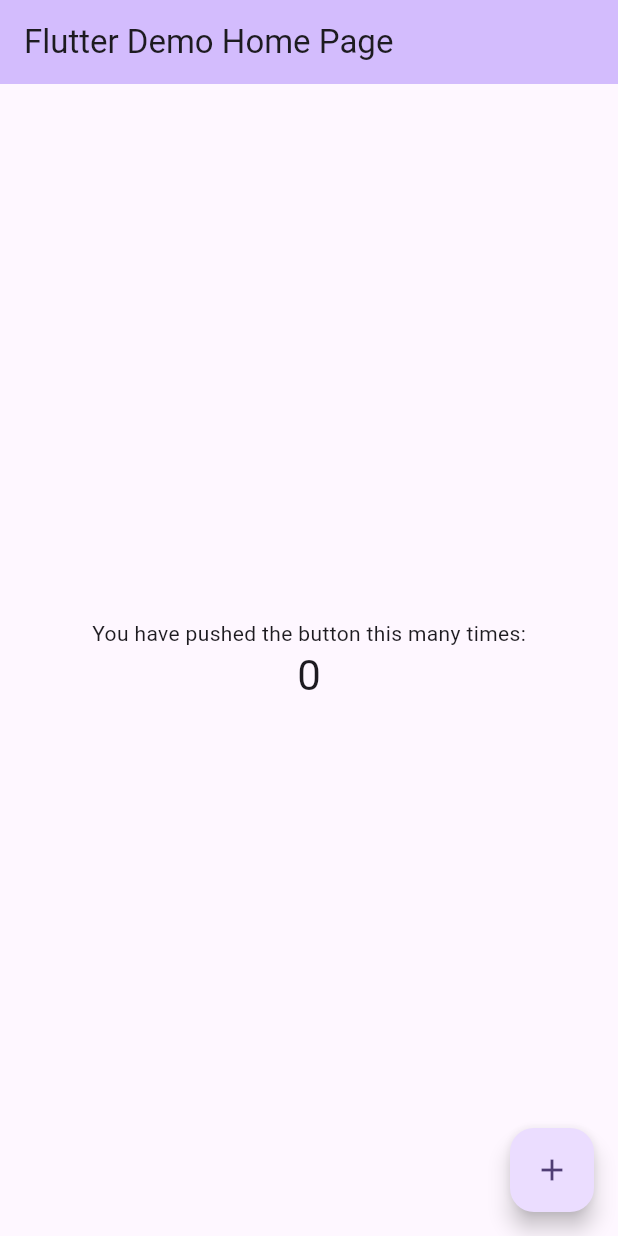
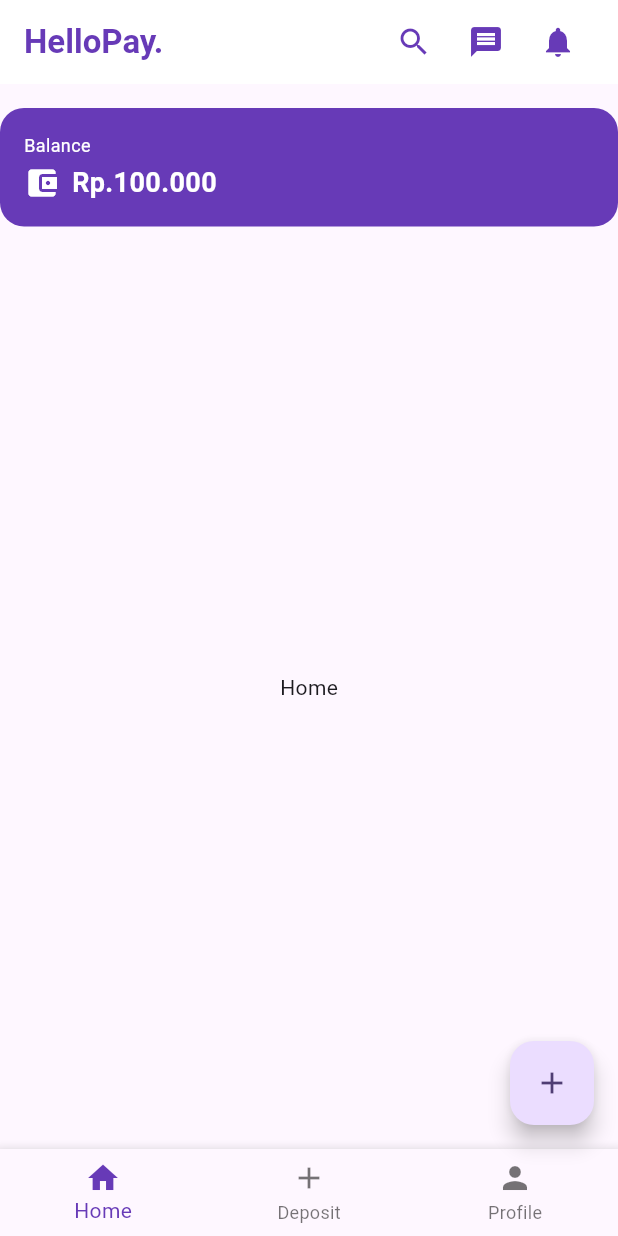
Before and after one commit to hanssantosoo/emoney, a Flutter app: the screen it shows after launch, on a phone screen of 412 x 824 dp. Run offline on Flutter 3.47's test engine with Material 2 defaults, Android fonts, the phone set to English and light mode, and no system bars.

Commit message:
Update main.dart

```diff
--- a/lib/main.dart
+++ b/lib/main.dart
@@ -7,46 +7,65 @@ void main() {
 class MyApp extends StatelessWidget {
   const MyApp({super.key});
 
-  // This widget is the root of your application.
   @override
   Widget build(BuildContext context) {
     return MaterialApp(
-      title: 'Flutter Demo',
+      title: 'HelloPay',
       theme: ThemeData(
-        // This is the theme of your application.
-        //
-        // TRY THIS: Try running your application with "flutter run". You'll see
-        // the application has a blue toolbar. Then, without quitting the app,
-        // try changing the seedColor in the colorScheme below to Colors.green
-        // and then invoke "hot reload" (save your changes or press the "hot
-        // reload" button in a Flutter-supported IDE, or press "r" if you used
-        // the command line to start the app).
-        //
-        // Notice that the counter didn't reset back to zero; the application
-        // state is not lost during the reload. To reset the state, use hot
-        // restart instead.
-        //
-        // This works for code too, not just values: Most code changes can be
-        // tested with just a hot reload.
         colorScheme: ColorScheme.fromSeed(seedColor: Colors.deepPurple),
         useMaterial3: true,
       ),
-      home: const MyHomePage(title: 'Flutter Demo Home Page'),
+      home: const MyHomePage(title: 'HelloPay.'),
+    );
+  }
+}
+
+class BalanceWidget extends StatelessWidget {
+  @override
+  Widget build(BuildContext context) {
+    return Container(
+      padding: EdgeInsets.all(16),
+      decoration: BoxDecoration(
+        color: Colors.deepPurple,
+        borderRadius: BorderRadius.circular(16),
+      ),
+      child: Column(
+        crossAxisAlignment: CrossAxisAlignment.start,
+        children: [
+          Text(
+            'Balance',
+            style: TextStyle(
+              color: Colors.white,
+              fontSize: 12, // Adjust the font size as needed
+            ),
+          ),
+          SizedBox(height: 4),
+          Row(
+            mainAxisAlignment: MainAxisAlignment.start,
+            children: [
+              Icon(
+                Icons.account_balance_wallet,
+                color: Colors.white,
+              ),
+              SizedBox(width: 8),
+              Text(
+                '\Rp.100.000',
+                style: TextStyle(
+                  color: Colors.white,
+                  fontSize: 18,
+                  fontWeight: FontWeight.bold,
+                ),
+              ),
+            ],
+          ),
+        ],
+      ),
     );
   }
 }
 
 class MyHomePage extends StatefulWidget {
   const MyHomePage({super.key, required this.title});
-
-  // This widget is the home page of your application. It is stateful, meaning
-  // that it has a State object (defined below) that contains fields that affect
-  // how it looks.
-
-  // This class is the configuration for the state. It holds the values (in this
-  // case the title) provided by the parent (in this case the App widget) and
-  // used by the build method of the State. Fields in a Widget subclass are
-  // always marked "final".
 
   final String title;
 
@@ -59,67 +78,110 @@ class _MyHomePageState extends State<MyHomePage> {
 
   void _incrementCounter() {
     setState(() {
-      // This call to setState tells the Flutter framework that something has
-      // changed in this State, which causes it to rerun the build method below
-      // so that the display can reflect the updated values. If we changed
-      // _counter without calling setState(), then the build method would not be
-      // called again, and so nothing would appear to happen.
       _counter++;
+    });
+  }
+
+  int _selectedIndex = 0;
+
+  static const List<Widget> _widgetOptions = <Widget>[
+    Text('Home'),
+    Text('Deposit'),
+    Text('Profile'),
+  ];
+
+  void _onItemTapped(int index) {
+    setState(() {
+      _selectedIndex = index;
     });
   }
 
   @override
   Widget build(BuildContext context) {
-    // This method is rerun every time setState is called, for instance as done
-    // by the _incrementCounter method above.
-    //
-    // The Flutter framework has been optimized to make rerunning build methods
-    // fast, so that you can just rebuild anything that needs updating rather
-    // than having to individually change instances of widgets.
     return Scaffold(
       appBar: AppBar(
-        // TRY THIS: Try changing the color here to a specific color (to
-        // Colors.amber, perhaps?) and trigger a hot reload to see the AppBar
-        // change color while the other colors stay the same.
-        backgroundColor: Theme.of(context).colorScheme.inversePrimary,
-        // Here we take the value from the MyHomePage object that was created by
-        // the App.build method, and use it to set our appbar title.
-        title: Text(widget.title),
-      ),
-      body: Center(
-        // Center is a layout widget. It takes a single child and positions it
-        // in the middle of the parent.
-        child: Column(
-          // Column is also a layout widget. It takes a list of children and
-          // arranges them vertically. By default, it sizes itself to fit its
-          // children horizontally, and tries to be as tall as its parent.
-          //
-          // Column has various properties to control how it sizes itself and
-          // how it positions its children. Here we use mainAxisAlignment to
-          // center the children vertically; the main axis here is the vertical
-          // axis because Columns are vertical (the cross axis would be
-          // horizontal).
-          //
-          // TRY THIS: Invoke "debug painting" (choose the "Toggle Debug Paint"
-          // action in the IDE, or press "p" in the console), to see the
-          // wireframe for each widget.
-          mainAxisAlignment: MainAxisAlignment.center,
-          children: <Widget>[
-            const Text(
-              'You have pushed the button this many times:',
+        backgroundColor: Colors.white,
+        title: Row(
+          children: [
+            Text(
+              widget.title,
+              style: TextStyle(
+                color: Colors.deepPurple,
+                fontWeight: FontWeight.bold,
+              ),
             ),
-            Text(
-              '$_counter',
-              style: Theme.of(context).textTheme.headlineMedium,
+            Spacer(),
+            IconButton(
+              onPressed: () {
+                // Add your search functionality here
+              },
+              icon: Icon(Icons.search, color: Colors.deepPurple),
+            ),
+            IconButton(
+              onPressed: () {
+                // Add your message functionality here
+              },
+              icon: Icon(Icons.message, color: Colors.deepPurple),
+            ),
+            IconButton(
+              onPressed: () {
+                // Add your notification functionality here
+              },
+              icon: Icon(Icons.notifications, color: Colors.deepPurple),
             ),
           ],
         ),
       ),
+      body: Column(
+        children: [
+          // Padding for separation
+          SizedBox(height: 16),
+          // Balance Widget
+          BalanceWidget(),
+          // Main Content
+          Expanded(
+            child: Center(
+              child: _widgetOptions.elementAt(_selectedIndex),
+            ),
+          ),
+        ],
+      ),
+      bottomNavigationBar: Container(
+        decoration: BoxDecoration(
+          boxShadow: [
+            BoxShadow(
+              color: Colors.grey.withOpacity(0.3),
+              spreadRadius: 2,
+              blurRadius: 5,
+              offset: Offset(0, 3),
+            ),
+          ],
+        ),
+        child: BottomNavigationBar(
+          items: const <BottomNavigationBarItem>[
+            BottomNavigationBarItem(
+              icon: Icon(Icons.home),
+              label: 'Home',
+            ),
+            BottomNavigationBarItem(
+              icon: Icon(Icons.add),
+              label: 'Deposit',
+            ),
+            BottomNavigationBarItem(
+              icon: Icon(Icons.person),
+              label: 'Profile',
+            ),
+          ],
+          currentIndex: _selectedIndex,
+          selectedItemColor: Colors.deepPurple,
+          onTap: _onItemTapped,
+        ),
+      ),
       floatingActionButton: FloatingActionButton(
         onPressed: _incrementCounter,
-        tooltip: 'Increment',
+        tooltip: 'Add',
         child: const Icon(Icons.add),
-      ), // This trailing comma makes auto-formatting nicer for build methods.
+      ),
     );
   }
 }
```
